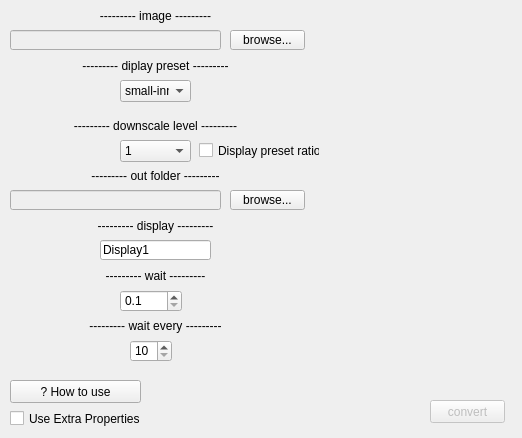
First picture: the form in ui/main.ui, repository CandyFoxOwO/img2mindustry, before the edit.
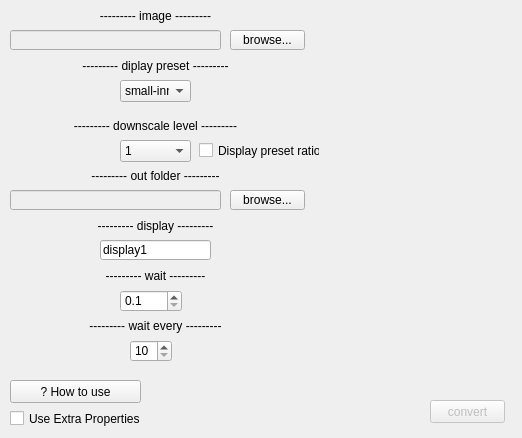
Second picture: the form after the edit.

```diff
--- a/ui/main.ui
+++ b/ui/main.ui
@@ -257,7 +257,7 @@
     </rect>
    </property>
    <property name="text">
-    <string>Display1</string>
+    <string>display1</string>
    </property>
   </widget>
   <widget class="QLabel" name="label_7">
```
